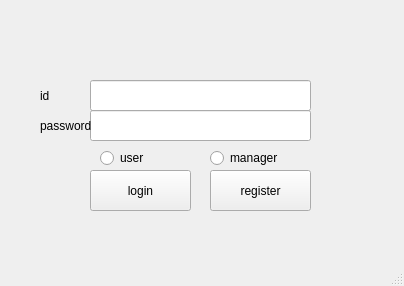
tangdouer1005/DataStructure_course_design, file src/login_window.ui: the form before one commit.
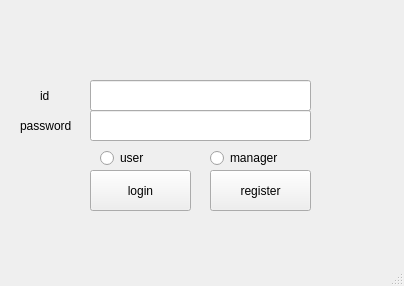
The form after the commit.

```diff
--- a/src/login_window.ui
+++ b/src/login_window.ui
@@ -53,9 +53,9 @@
    <widget class="QLabel" name="label_2">
     <property name="geometry">
      <rect>
-      <x>40</x>
+      <x>20</x>
       <y>110</y>
-      <width>51</width>
+      <width>71</width>
       <height>31</height>
      </rect>
     </property>
```
